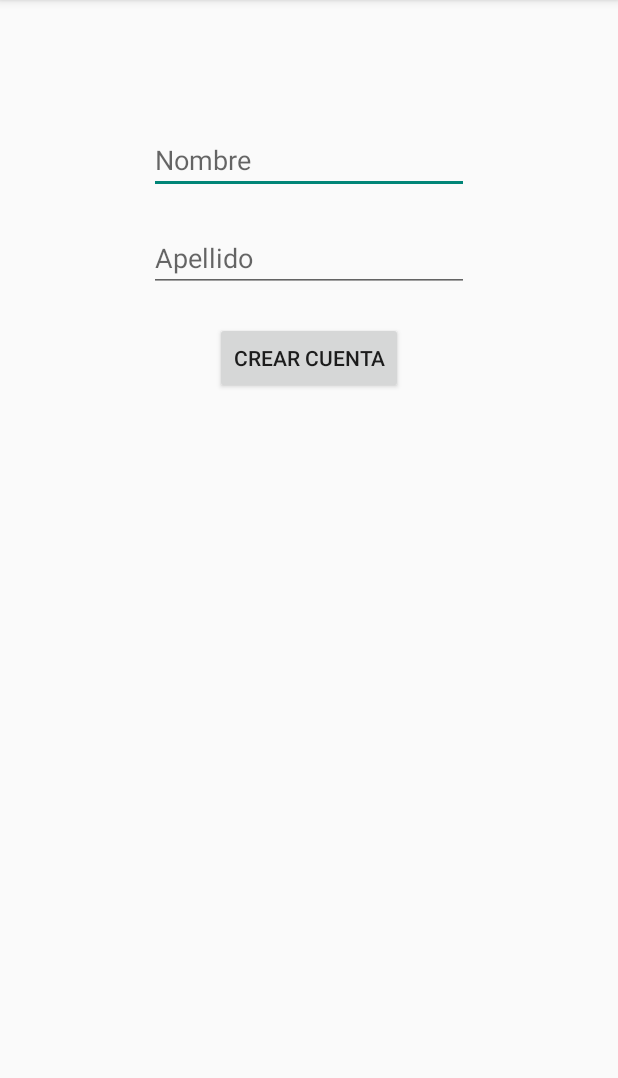
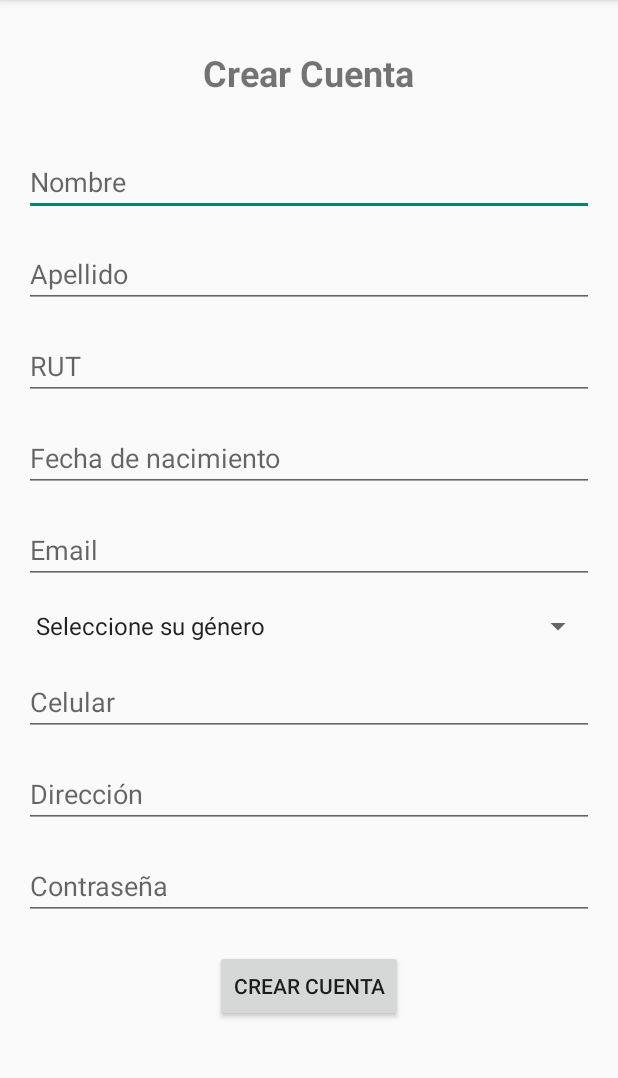
Before and after one commit to Daniel33god/ProEcoEnlaceApp, an Android app: the crearCuenta screen opened directly, with no data from a screen before it, on a phone screen of 412 x 824 dp, the part 84-1162 px from its top. Run offline under Robolectric (Android 15) with nearby library versions, the phone set to English and light mode, and no system bars.

Commit message:
Cambio de crear cuenta

```diff
--- a/app/src/main/java/com/example/ejemplo1/crearCuenta.kt
+++ b/app/src/main/java/com/example/ejemplo1/crearCuenta.kt
@@ -1,13 +1,16 @@
 package com.example.ejemplo1
 
+import android.app.DatePickerDialog
 import android.content.Intent
 import android.os.Bundle
 import android.widget.Button
+import android.widget.EditText
 import android.widget.Toast
 import androidx.activity.enableEdgeToEdge
 import androidx.appcompat.app.AppCompatActivity
 import androidx.core.view.ViewCompat
 import androidx.core.view.WindowInsetsCompat
+import java.util.Calendar
 
 class crearCuenta : AppCompatActivity() {
     override fun onCreate(savedInstanceState: Bundle?) {
@@ -26,5 +29,24 @@ class crearCuenta : AppCompatActivity() {
             val intent = Intent(this, MainActivity::class.java)
             startActivity(intent) // Navegar a la nueva pantalla
         }
+
+        // Configurar el DatePickerDialog para la fecha de nacimiento
+        val fechaNacimientoEditText = findViewById<EditText>(R.id.editTextFechaNacimiento)
+        fechaNacimientoEditText.setOnClickListener {
+            // Obtener la fecha actual
+            val calendar = Calendar.getInstance()
+            val year = calendar.get(Calendar.YEAR)
+            val month = calendar.get(Calendar.MONTH)
+            val day = calendar.get(Calendar.DAY_OF_MONTH)
+
+            // Mostrar el DatePickerDialog
+            val datePickerDialog = DatePickerDialog(this, { _, selectedYear, selectedMonth, selectedDay ->
+                // Formatear y mostrar la fecha seleccionada
+                val formattedDate = "$selectedDay/${selectedMonth + 1}/$selectedYear"
+                fechaNacimientoEditText.setText(formattedDate)
+            }, year, month, day)
+
+            datePickerDialog.show()
+        }
     }
 }
--- a/app/src/main/res/layout/activity_crear_cuenta.xml
+++ b/app/src/main/res/layout/activity_crear_cuenta.xml
@@ -11,50 +11,124 @@
         android:layout_width="match_parent"
         android:layout_height="match_parent">
 
-        <!-- Contenedor que incluye todos los botones -->
-        <LinearLayout
+        <!-- Contenedor con RelativeLayout -->
+        <RelativeLayout
             android:layout_width="match_parent"
             android:layout_height="wrap_content"
-            android:orientation="vertical"
-            android:padding="16dp"
-            android:gravity="center_horizontal">
+            android:padding="16dp">
 
-            <!-- Aquí agregas los botones que necesites -->
+            <!-- Título -->
+            <TextView
+                android:id="@+id/textViewTitulo"
+                android:layout_width="wrap_content"
+                android:layout_height="wrap_content"
+                android:layout_alignParentTop="true"
+                android:layout_centerHorizontal="true"
+                android:layout_marginTop="16dp"
+                android:layout_marginBottom="24dp"
+                android:text="Crear Cuenta"
+                android:textSize="24sp"
+                android:textStyle="bold" />
 
+            <!-- Nombre -->
             <EditText
-                android:id="@+id/editTextText2"
-                android:layout_width="wrap_content"
-                android:layout_height="match_parent"
-                android:layout_marginTop="68dp"
-                android:ems="10"
-                android:inputType="text"
-                android:hint="Nombre"
-                app:layout_constraintEnd_toEndOf="parent"
-                app:layout_constraintStart_toStartOf="parent"
-                app:layout_constraintTop_toTopOf="parent"
-                />
+                android:id="@+id/editTextNombre"
+                android:layout_width="match_parent"
+                android:layout_height="wrap_content"
+                android:layout_below="@id/textViewTitulo"
+                android:layout_marginTop="10dp"
+                android:hint="Nombre" />
 
+            <!-- Apellido -->
             <EditText
-                android:id="@+id/editTextText3"
-                android:layout_width="wrap_content"
-                android:layout_height="match_parent"
-                android:layout_marginTop="20dp"
-                android:ems="10"
-                android:inputType="text"
+                android:id="@+id/editTextApellido"
+                android:layout_width="match_parent"
+                android:layout_height="wrap_content"
                 android:hint="Apellido"
-                app:layout_constraintEnd_toEndOf="parent"
-                app:layout_constraintStart_toStartOf="parent"
-                app:layout_constraintTop_toTopOf="parent"
-                />
+                android:layout_below="@id/editTextNombre"
+                android:layout_marginTop="16dp" />
 
+            <!-- RUT -->
+            <EditText
+                android:id="@+id/editTextRUT"
+                android:layout_width="match_parent"
+                android:layout_height="wrap_content"
+                android:hint="RUT"
+                android:layout_below="@id/editTextApellido"
+                android:layout_marginTop="16dp" />
+
+            <!-- Fecha de Nacimiento -->
+            <EditText
+                android:id="@+id/editTextFechaNacimiento"
+                android:layout_width="match_parent"
+                android:layout_height="wrap_content"
+                android:hint="Fecha de nacimiento"
+                android:focusable="false"
+                android:inputType="none"
+                android:layout_below="@id/editTextRUT"
+                android:layout_marginTop="16dp" />
+
+            <!-- Email -->
+            <EditText
+                android:id="@+id/editTextEmail"
+                android:layout_width="match_parent"
+                android:layout_height="wrap_content"
+                android:hint="Email"
+                android:inputType="textEmailAddress"
+                android:layout_below="@id/editTextFechaNacimiento"
+                android:layout_marginTop="16dp" />
+
+            <Spinner
+                android:id="@+id/spinnerGenero"
+                android:layout_width="match_parent"
+                android:layout_height="wrap_content"
+                android:layout_below="@id/editTextEmail"
+                android:layout_marginTop="16dp"
+                android:spinnerMode="dropdown"
+                android:entries="@array/generos" />
+
+
+            <!-- Celular -->
+            <EditText
+                android:id="@+id/editTextCelular"
+                android:layout_width="match_parent"
+                android:layout_height="wrap_content"
+                android:hint="Celular"
+                android:inputType="phone"
+                android:layout_below="@id/spinnerGenero"
+                android:layout_marginTop="16dp" />
+
+            <!-- Dirección -->
+            <EditText
+                android:id="@+id/editTextDireccion"
+                android:layout_width="match_parent"
+                android:layout_height="wrap_content"
+                android:hint="Dirección"
+                android:inputType="textPostalAddress"
+                android:layout_below="@id/editTextCelular"
+                android:layout_marginTop="16dp" />
+
+            <!-- Contraseña -->
+            <EditText
+                android:id="@+id/editTextContrasena"
+                android:layout_width="match_parent"
+                android:layout_height="wrap_content"
+                android:hint="Contraseña"
+                android:inputType="textPassword"
+                android:layout_below="@id/editTextDireccion"
+                android:layout_marginTop="16dp" />
+
+            <!-- Botón para crear cuenta -->
             <Button
                 android:id="@+id/button"
                 android:layout_width="wrap_content"
                 android:layout_height="wrap_content"
                 android:text="Crear Cuenta"
-                android:layout_marginTop="20dp"/>
+                android:layout_below="@id/editTextContrasena"
+                android:layout_centerHorizontal="true"
+                android:layout_marginTop="20dp" />
 
-        </LinearLayout>
+        </RelativeLayout>
     </ScrollView>
 
 </androidx.constraintlayout.widget.ConstraintLayout>
--- a/app/src/main/res/values/strings.xml
+++ b/app/src/main/res/values/strings.xml
@@ -2,4 +2,11 @@
     <string name="app_name">Ejemplo1</string>
     <string name="title_activity_mapa_seguimiento">mapaSeguimiento</string>
     <string name="title_activity_mapa_seguimiento3">mapaSeguimiento3</string>
+    <string-array name="generos">
+        <item>Seleccione su género</item>
+        <item>Masculino</item>
+        <item>Femenino</item>
+        <item>Otro</item>
+    </string-array>
+
 </resources>
```
